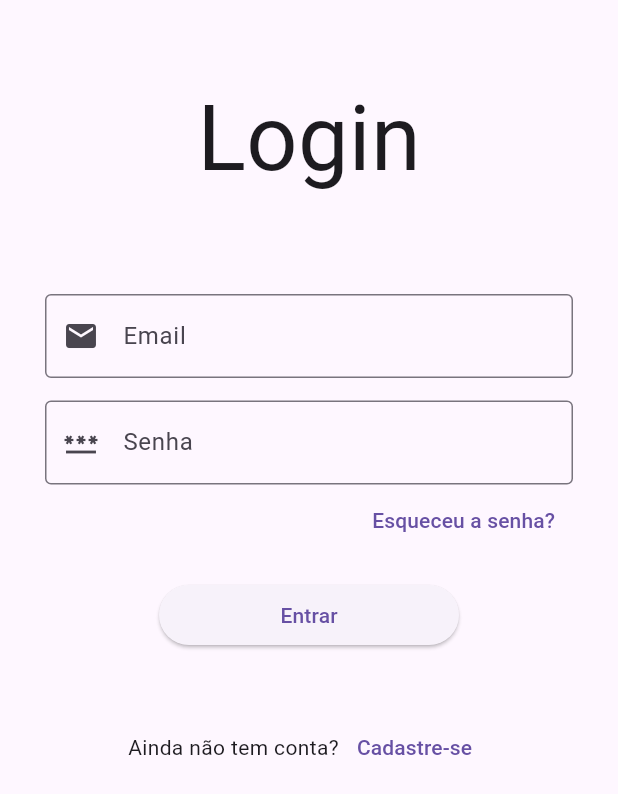
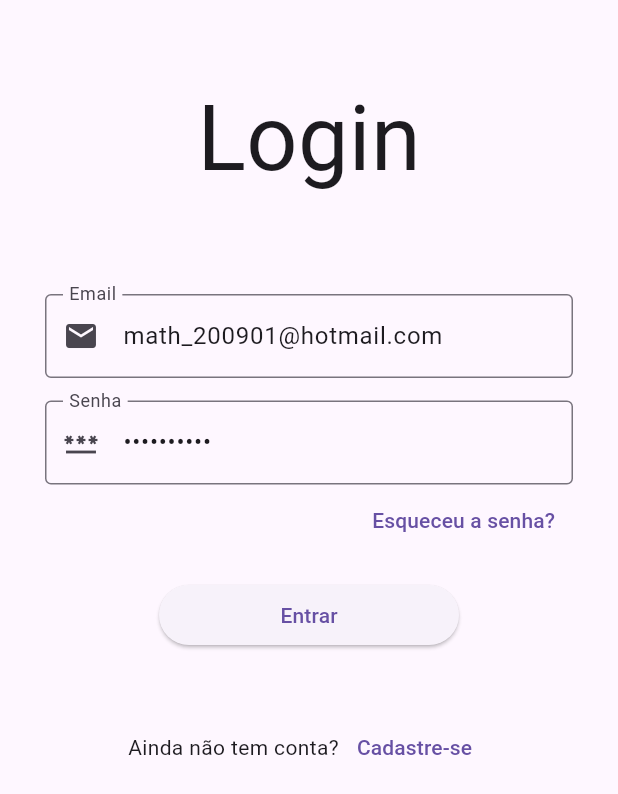
Before and after one commit to mussa010/app08, a Flutter app: the screen it shows after launch, on a phone screen of 412 x 824 dp. Shown: the top 794 px of the screen. Run offline on Flutter 3.47's test engine with Material 3 defaults, Android fonts, the phone set to English and light mode, and no system bars; our stand-ins replace cloud_firestore, device_preview, firebase_auth, firebase_core; accounts and stored records are empty.

```diff
--- a/lib/controller/login_controller.dart
+++ b/lib/controller/login_controller.dart
@@ -51,6 +51,7 @@ class LoginController {
         .signInWithEmailAndPassword(email: email, password: senha)
         .then((resultado) {
       sucesso(context, 'Usuário autenticado com sucesso!');
+      Navigator.pushNamed(context, 'principal');
     }).catchError((e) {
       switch (e.code) {
         case 'invalid-email':
--- a/lib/main.dart
+++ b/lib/main.dart
@@ -3,6 +3,7 @@
 import 'package:app08/firebase_options.dart';
 import 'package:app08/view/cadastrar_view.dart';
 import 'package:app08/view/login_view.dart';
+import 'package:app08/view/principalView.dart';
 import 'package:device_preview/device_preview.dart';
 import 'package:firebase_core/firebase_core.dart';
 import 'package:flutter/material.dart';
@@ -31,7 +32,8 @@ class MainApp extends StatelessWidget {
       initialRoute: 'login',
       routes: {
         'login': (context) => LoginView(),
-        'cadastrar' : (context) => CadastrarView()
+        'cadastrar' : (context) => CadastrarView(),
+        'principal' : (context) => PrincipalView()
       },
     );
   }
--- a/lib/view/login_view.dart
+++ b/lib/view/login_view.dart
@@ -19,6 +19,10 @@ class _LoginViewState extends State<LoginView> {
   @override
   void initState() {
     super.initState();
+
+
+    txtEmail.text = 'math_200901@hotmail.com';
+    txtSenha.text = '1234567890';
   }
 
   @override
```
Also changed, not shown: lib/view/principalView.dart (+10 -0 lines).
